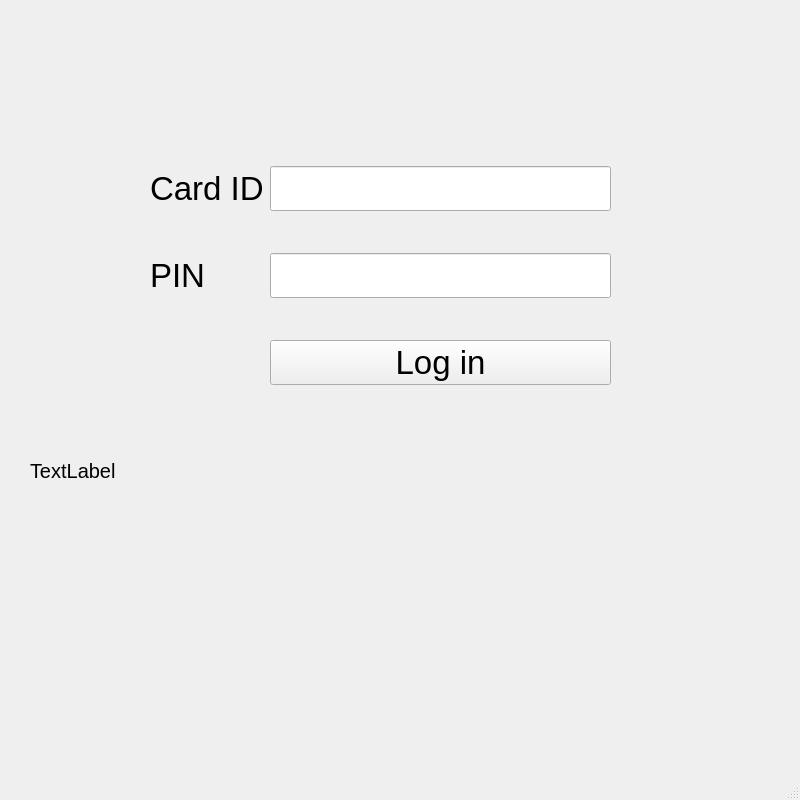
This is frontend/mainwindow.ui in 22kmo-project/group_12 as Qt 5 draws it before an edit. The edited form follows.
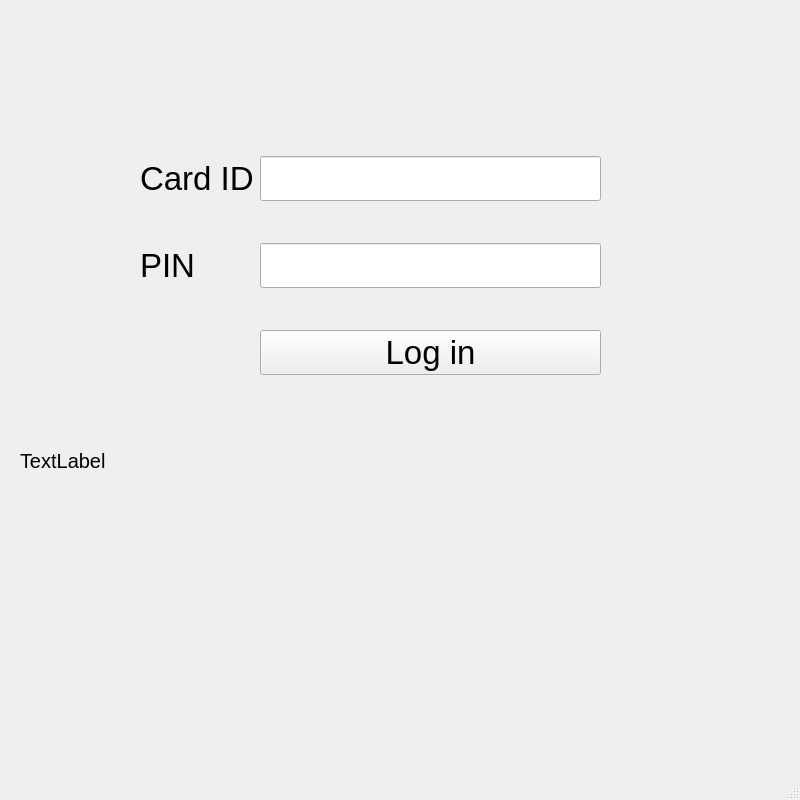
This is the edited form.

```diff
--- a/frontend/mainwindow.ui
+++ b/frontend/mainwindow.ui
@@ -14,11 +14,24 @@
    <string>MainWindow</string>
   </property>
   <widget class="QWidget" name="centralwidget">
+   <widget class="QStackedWidget" name="stackedWidget">
+    <property name="geometry">
+     <rect>
+      <x>10</x>
+      <y>0</y>
+      <width>781</width>
+      <height>651</height>
+     </rect>
+    </property>
+    <property name="currentIndex">
+     <number>0</number>
+    </property>
+    <widget class="QWidget" name="page">
    <widget class="QWidget" name="layoutWidget">
     <property name="geometry">
      <rect>
-      <x>150</x>
-      <y>130</y>
+        <x>130</x>
+        <y>120</y>
       <width>461</width>
       <height>291</height>
      </rect>
@@ -83,8 +96,8 @@
    <widget class="QLabel" name="label_infobox">
     <property name="geometry">
      <rect>
-      <x>30</x>
-      <y>440</y>
+        <x>10</x>
+        <y>430</y>
       <width>751</width>
       <height>61</height>
      </rect>
@@ -99,6 +112,8 @@
     </property>
    </widget>
   </widget>
+   </widget>
+  </widget>
   <widget class="QMenuBar" name="menubar">
    <property name="geometry">
     <rect>
```
Left out of the diff: 2 changed lines with no effect on the pictures. Lines whose indentation alone changed are shown as unchanged.
